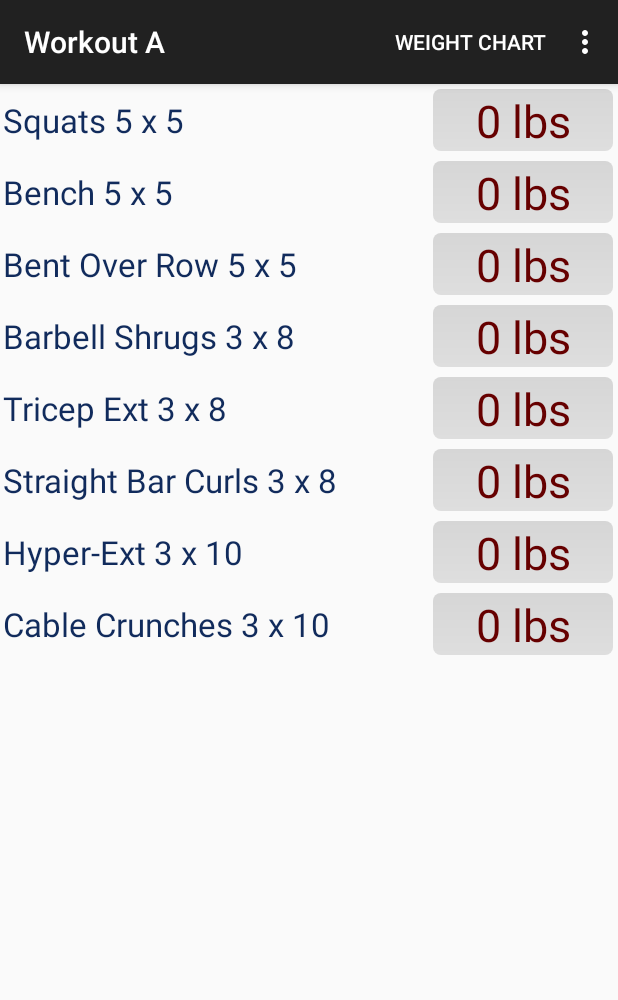
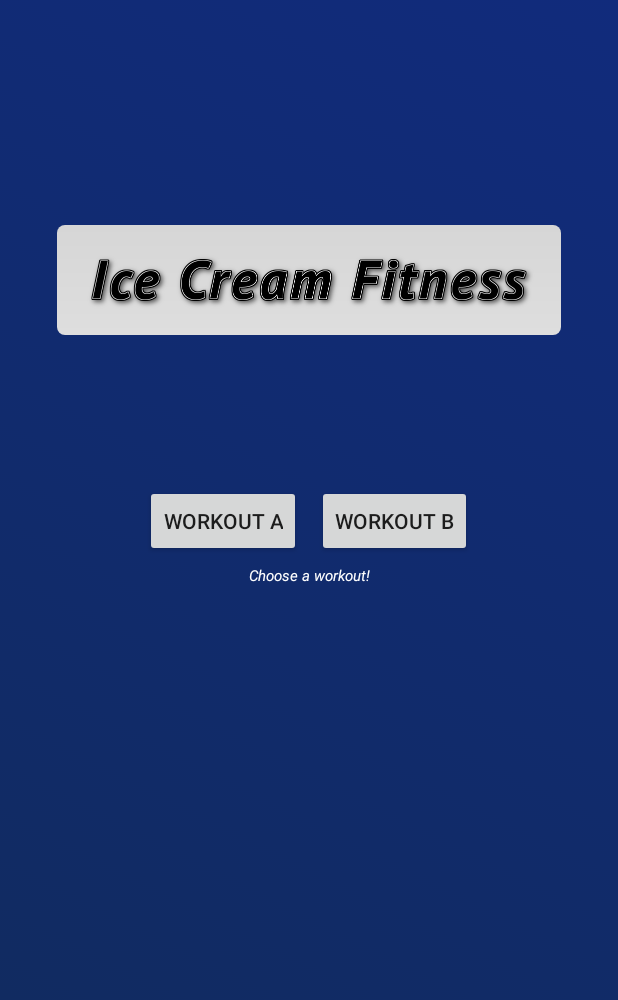
Before and after one commit to deadmund/workout, an Android app: the screen it shows after launch (Tracker before the commit, Splash after it), on a phone screen of 412 x 824 dp. Shown: the top 1000 px of the screen. Run offline under Robolectric (Android 15) with nearby library versions, the phone set to English and light mode, and no system bars.

Commit message:
Added metric units.  Added splash screen.  Fixed weightchooserdialog width (maybe?).  Bumped version number, but I don't think I did that right either?

```diff
--- /dev/null
+++ b/app/src/main/java/net/ednovak/workout/Splash.java
@@ -0,0 +1,89 @@
+package net.ednovak.workout;
+
+import android.annotation.SuppressLint;
+import android.content.Intent;
+import android.content.SharedPreferences;
+import android.support.v7.app.ActionBar;
+import android.support.v7.app.AppCompatActivity;
+import android.os.Bundle;
+import android.os.Handler;
+import android.util.Log;
+import android.view.MotionEvent;
+import android.view.View;
+import android.widget.Button;
+import android.widget.TextView;
+
+/**
+ * An example full-screen activity that shows and hides the system UI (i.e.
+ * status bar and navigation/system bar) with user interaction.
+ */
+public class Splash extends AppCompatActivity {
+    private final static String TAG = Splash.class.getName();
+
+
+    public final static String name = "ICF_prefs";
+
+    /**
+     * Whether or not the system UI should be auto-hidden after
+     * {@link #AUTO_HIDE_DELAY_MILLIS} milliseconds.
+     */
+    private static final boolean AUTO_HIDE = true;
+
+    /**
+     * If {@link #AUTO_HIDE} is set, the number of milliseconds to wait after
+     * user interaction before hiding the system UI.
+     */
+    private static final int AUTO_HIDE_DELAY_MILLIS = 3000;
+
+
+    private SharedPreferences prefs;
+
+
+    @Override
+    protected void onCreate(Bundle savedInstanceState) {
+        super.onCreate(savedInstanceState);
+
+        setContentView(R.layout.activity_splash);
+
+    }
+
+
+    @Override
+    protected void onResume(){
+        super.onResume();
+
+        View decorView = getWindow().getDecorView();
+        // Hide the status bar.
+        int uiOptions = View.SYSTEM_UI_FLAG_LAYOUT_FULLSCREEN;
+        decorView.setSystemUiVisibility(uiOptions);
+
+        // Set "Last Time" text
+        prefs = getSharedPreferences(Splash.name, MODE_PRIVATE);
+        String day = prefs.getString("day", "none");
+
+        TextView tv = (TextView)findViewById(R.id.last_time_text);
+        if (day.equals("a")) {
+            tv.setText("Last time you did workout A");
+        } else if (day.equals("b")){
+            tv.setText("Last time you did workout B");
+        } else {
+            tv.setText("Choose a workout!");
+        }
+    }
+
+
+    public void startWorkout(View v) {
+        Button b = (Button) v;
+        SharedPreferences.Editor editor = prefs.edit();
+
+        if (b.getText().toString().equals("Workout A")) {
+            editor.putString("day", "a");
+        } else if (b.getText().toString().equals("Workout B")) {
+            editor.putString("day", "b");
+        }
+        editor.commit();
+
+        Intent i = new Intent(this, Tracker.class);
+        startActivity(i);
+    }
+}
--- a/app/src/main/java/net/ednovak/workout/WeightChooserDialog.java
+++ b/app/src/main/java/net/ednovak/workout/WeightChooserDialog.java
@@ -17,9 +17,11 @@ package net.ednovak.workout;
 
 import android.app.Dialog;
 import android.content.Context;
+import android.view.Gravity;
 import android.view.View;
 import android.widget.Button;
 import android.widget.NumberPicker;
+import android.widget.TextView;
 
 /**
  * Created by ejnovak on 3/11/16.
@@ -38,6 +40,7 @@ public class WeightChooserDialog extends Dialog {
         if(val < 0 || val > 200){
             throw new IllegalArgumentException("Value (" + val + ") must be 0 < val < 200");
         }
+
 
         this.setTitle("Choose Weight");
         this.setContentView(R.layout.weight_dialog);
--- /dev/null
+++ b/app/src/main/res/drawable/blue_gradient.xml
@@ -0,0 +1,12 @@
+<?xml version="1.0" encoding="utf-8"?>
+<selector xmlns:android="http://schemas.android.com/apk/res/android">
+    <item>
+        <shape>
+            <gradient
+                android:startColor="#112B5C"
+                android:endColor="#112B7C"
+                android:angle="45" />
+        </shape>
+    </item>
+
+</selector>
--- /dev/null
+++ b/app/src/main/res/layout/activity_splash.xml
@@ -0,0 +1,59 @@
+<RelativeLayout xmlns:android="http://schemas.android.com/apk/res/android"
+    xmlns:tools="http://schemas.android.com/tools" android:layout_width="match_parent"
+    android:layout_height="match_parent" android:paddingLeft="@dimen/activity_horizontal_margin"
+    android:paddingRight="@dimen/activity_horizontal_margin"
+    android:paddingTop="@dimen/activity_vertical_margin"
+    android:paddingBottom="@dimen/activity_vertical_margin"
+    android:background="@drawable/blue_gradient"
+    tools:context="net.ednovak.workout.Splash">
+
+    <ImageView android:id="@+id/title_pic"
+        android:layout_width="wrap_content"
+        android:layout_height="wrap_content"
+        android:adjustViewBounds="true"
+        android:src="@mipmap/banner_text"
+        android:background="@drawable/rounded_corner"
+        android:padding="15dp"
+        android:layout_centerHorizontal="true"
+        android:layout_marginTop="150dp"
+        android:layout_marginBottom="100dp"/>
+
+
+    <LinearLayout android:id="@+id/ll"
+        android:layout_width="wrap_content"
+        android:layout_height="wrap_content"
+        android:layout_below="@id/title_pic"
+        android:layout_gravity="center"
+        android:layout_centerInParent="true">
+
+        <Button
+            android:id="@+id/workout_a"
+            android:layout_width="wrap_content"
+            android:layout_height="wrap_content"
+            android:layout_marginRight="5dp"
+            android:text="Workout A"
+            android:onClick="startWorkout"/>
+
+        <Button
+            android:id="@+id/workout_b"
+            android:layout_width="wrap_content"
+            android:layout_height="wrap_content"
+            android:layout_marginLeft="5dp"
+            android:text="Workout B"
+            android:onClick="startWorkout"/>
+
+    </LinearLayout>
+
+    <TextView android:id="@+id/last_time_text"
+        android:layout_width="200dp"
+        android:layout_height="wrap_content"
+        android:textColor="@color/white"
+        android:layout_below="@id/ll"
+        android:layout_centerHorizontal="true"
+        android:gravity="center"
+        android:textStyle="italic"
+        android:textSize="10dp"
+        android:layout_marginTop="5dp" />
+
+
+</RelativeLayout>
--- a/app/src/main/res/layout/exercise_layout.xml
+++ b/app/src/main/res/layout/exercise_layout.xml
@@ -22,7 +22,7 @@
             android:layout_height="match_parent"
             android:gravity="center"
             android:textSize="30sp"
-            android:text="0 lbs"
+            android:text="0"
             android:textColor="@color/weightRed"
             android:layout_margin="1dp"
             android:background="@drawable/rounded_corner" />
--- a/app/src/main/res/menu/menu_tracker.xml
+++ b/app/src/main/res/menu/menu_tracker.xml
@@ -2,15 +2,18 @@
     xmlns:app="http://schemas.android.com/apk/res-auto"
     xmlns:tools="http://schemas.android.com/tools" tools:context="net.ednovak.workout.Tracker">
     <item android:id="@+id/action_clear" android:title="Reset All"
-        android:orderInCategory="100" app:showAsAction="ifRoom" />
+        android:orderInCategory="3" app:showAsAction="ifRoom" />
     <item android:id="@+id/action_chart" android:title="Weight Chart"
-        android:orderInCategory="98"
+        android:orderInCategory="1"
         app:showAsAction="ifRoom" />
     <item android:id="@+id/action_help" android:title="Help"
-        android:orderInCategory="101"
+        android:orderInCategory="2"
         app:showAsAction="ifRoom" />
     <item android:id="@+id/action_switchDay" android:title="Switch Workout A/B"
-        android:orderInCategory="99"
+        android:orderInCategory="3"
+        app:showAsAction="ifRoom" />
+    <item android:id="@+id/action_switchUnit" android:title="Switch Metric/U.S."
+        android:orderInCategory="4"
         app:showAsAction="ifRoom" />
 
 
--- a/app/src/main/res/values-v11/styles.xml
+++ b/app/src/main/res/values-v11/styles.xml
@@ -1,6 +1,6 @@
 <resources>
 
-    <style name="FullscreenTheme" parent="android:Theme.Holo">
+    <style name="FullscreenTheme" parent="Theme.AppCompat.Light.NoActionBar">
         <item name="android:actionBarStyle">@style/FullscreenActionBarStyle</item>
         <item name="android:windowActionBarOverlay">true</item>
         <item name="android:windowBackground">@null</item>
--- a/app/src/main/res/values/strings.xml
+++ b/app/src/main/res/values/strings.xml
@@ -28,4 +28,6 @@ effectiveness. You can read all about it here: <a href="https://www.muscleandstr
     <string name="title_activity_weight_chart">WeightChart</string>
 
     <string name="hello_world">Hello world!</string>
+
+    <string name="title_activity_splash">Splash</string>
 </resources>
--- a/app/src/main/res/values/styles.xml
+++ b/app/src/main/res/values/styles.xml
@@ -5,7 +5,7 @@
         <!-- Customize your theme here. -->
     </style>
 
-    <style name="FullscreenTheme" parent="android:Theme.NoTitleBar">
+    <style name="FullscreenTheme" parent="Theme.AppCompat.Light.NoActionBar">
         <item name="android:windowContentOverlay">@null</item>
         <item name="android:windowBackground">@null</item>
         <item name="metaButtonBarStyle">@style/ButtonBar</item>
@@ -24,4 +24,8 @@
     <!-- Backward-compatible version of ?android:attr/buttonBarButtonStyle -->
     <style name="ButtonBarButton" />
 
+    <style name="FullscreenActionBarStyle" parent="Widget.AppCompat.ActionBar">
+        <item name="android:background">@color/black_overlay</item>
+    </style>
+
 </resources>
--- a/build.gradle
+++ b/build.gradle
@@ -5,7 +5,7 @@ buildscript {
         jcenter()
     }
     dependencies {
-        classpath 'com.android.tools.build:gradle:1.2.3'
+        classpath 'com.android.tools.build:gradle:2.1.2'
 
         // NOTE: Do not place your application dependencies here; they belong
         // in the individual module build.gradle files
```
Also changed, not shown: app/src/main/AndroidManifest.xml (+17 -11 lines), app/src/main/java/net/ednovak/workout/Exercise.java (+10 -1 lines), app/src/main/java/net/ednovak/workout/Tracker.java (+22 -1 lines), app/src/main/java/net/ednovak/workout/WeightChart.java (+26 -9 lines), app/src/main/res/layout/weight_dialog.xml (+22 -17 lines), app/src/main/res/banner_text.png (added), app/src/main/res/mipmap-xxhdpi/banner_text.png (added), gradle/wrapper/gradle-wrapper.properties, 3 other files.
